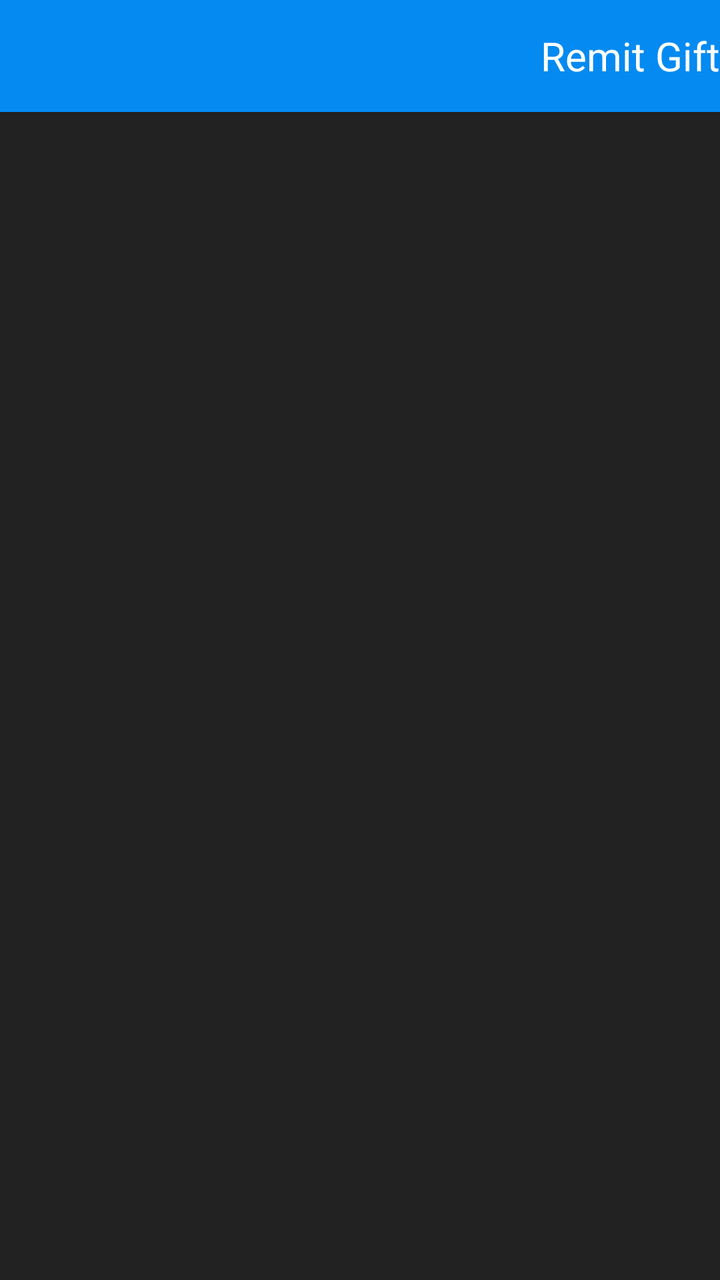
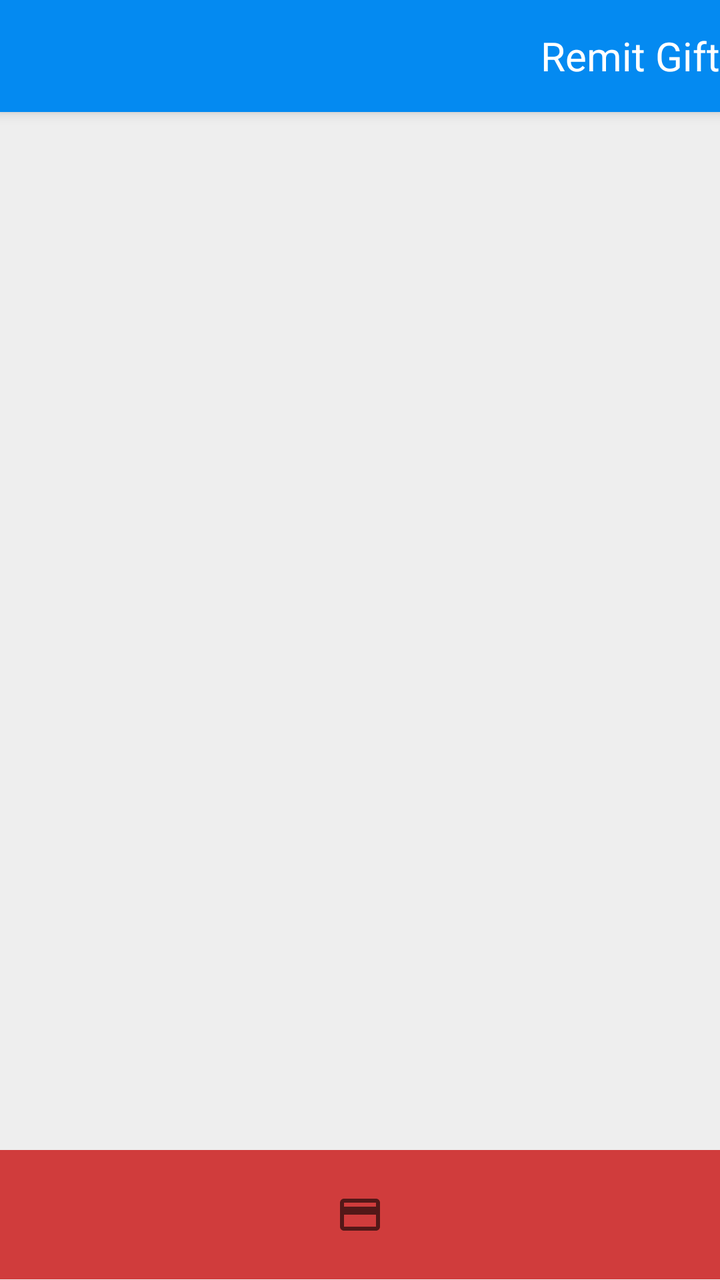

The first picture is an Android layout as it rendered before a commit; the second is the same layout after the commit. The layout source and the unified diff follow.
<!-- AndroidManifest.xml: activity theme AppTheme.NoActionBar -->
<!-- res/layout/activity_remit.xml -->
<?xml version="1.0" encoding="utf-8"?>
<androidx.coordinatorlayout.widget.CoordinatorLayout
    xmlns:android="http://schemas.android.com/apk/res/android"
    xmlns:app="http://schemas.android.com/apk/res-auto"
    xmlns:tools="http://schemas.android.com/tools"
    android:layout_width="match_parent"
    android:layout_height="match_parent"
    android:background="@color/colorSlate"
    android:fitsSystemWindows="true"
    tools:context=".view.RemitActivity">

    <com.google.android.material.appbar.AppBarLayout
        android:id="@+id/remit_appbar"
        android:layout_width="match_parent"
        android:layout_height="wrap_content"
        android:theme="@style/AppTheme.AppBarOverlay">

        <androidx.appcompat.widget.Toolbar
            android:id="@+id/remit_toolbar"
            android:layout_width="match_parent"
            android:layout_height="?attr/actionBarSize"
            app:popupTheme="@style/AppTheme.PopupOverlay">

            <TextView
                android:layout_width="match_parent"
                android:layout_height="match_parent"
                android:gravity="end|center_vertical"
                android:textSize="@dimen/text_size_paragraph_title"
                android:textColor="#fff"
                android:text="@string/title_activity_remit"
                style="@style/AppTheme.AppBarOverlay"/>

        </androidx.appcompat.widget.Toolbar>

    </com.google.android.material.appbar.AppBarLayout>

    <LinearLayout
        android:layout_width="match_parent"
        android:layout_height="0dp"
        android:layout_weight=".8"
        android:orientation="horizontal">

        <androidx.recyclerview.widget.RecyclerView
            android:id="@+id/remit_list"
            android:layout_width="match_parent"
            android:layout_height="match_parent"
            android:background="@color/colorChalk"
            app:layoutManager="androidx.recyclerview.widget.LinearLayoutManager"
            tools:listitem="@layout/item_index"/>

    </LinearLayout>

    <ProgressBar
        android:id="@+id/remit_progress_bar"
        android:layout_width="match_parent"
        android:layout_height="16dp"
        android:indeterminate="true"
        android:indeterminateTintMode="src_atop"
        android:indeterminateTint="@color/colorCheer"
        android:visibility="gone"
        app:layout_anchor="@id/remit_action_wrapper"
        app:layout_anchorGravity="top|center_horizontal"
        style="?android:attr/progressBarStyleHorizontal" />

    <FrameLayout
        android:id="@+id/remit_action_wrapper"
        android:layout_width="match_parent"
        android:layout_height="wrap_content">

        <ImageButton
            android:id="@+id/remit_action_bar"
            android:layout_width="match_parent"
            android:layout_height="40dp"
            android:layout_gravity="start|center_vertical"
            android:gravity="center"
            android:src="@drawable/action_save"
            style="@style/Widget.AppCompat.Button"/>

    </FrameLayout>

</androidx.coordinatorlayout.widget.CoordinatorLayout>
<!-- res/layout/item_index.xml (included above) -->
<?xml version="1.0" encoding="utf-8"?>
<androidx.constraintlayout.widget.ConstraintLayout
    xmlns:android="http://schemas.android.com/apk/res/android"
    xmlns:app="http://schemas.android.com/apk/res-auto"
    android:id="@+id/spawn_item_view"
    android:layout_width="match_parent"
    android:layout_height="125dp"
    android:layout_margin="2dp"
    android:background="#fff">

        <TextView
            android:id="@+id/spawn_item_primary"
            android:layout_width="0dp"
            android:layout_height="55dp"
            android:layout_margin="4dp"
            android:ellipsize="end"
            android:scrollHorizontally="true"
            android:textAppearance="?attr/textAppearanceListItem"
            android:textSize="@dimen/text_size_paragraph_title"
            app:layout_constraintEnd_toEndOf="parent"
            app:layout_constraintHorizontal_bias="0.473"
            app:layout_constraintStart_toStartOf="parent"
            app:layout_constraintTop_toTopOf="parent" />

        <LinearLayout
            android:id="@+id/spawn_item_details"
            android:layout_width="0dp"
            android:layout_height="64dp"
            android:orientation="vertical"
            android:layout_margin="4dp"
            app:layout_constraintHorizontal_bias="1.0"
            app:layout_constraintEnd_toStartOf="@+id/relativeLayout"
            app:layout_constraintStart_toStartOf="parent"
            app:layout_constraintTop_toBottomOf="@+id/spawn_item_primary"
            app:layout_constraintBottom_toBottomOf="parent">

            <TextView
                android:id="@+id/spawn_item_secondary"
                android:layout_width="match_parent"
                android:layout_height="32dp"
                android:textAppearance="?attr/textAppearanceListItem" />

            <TextView
                android:id="@+id/spawn_item_tertiary"
                android:layout_width="match_parent"
                android:layout_height="32dp"
                android:textAppearance="?attr/textAppearanceListItem"/>

        </LinearLayout>

        <RelativeLayout
            android:id="@+id/relativeLayout"
            android:layout_width="77dp"
            android:layout_height="62dp"
            android:layout_margin="4dp"
            app:layout_constraintBottom_toBottomOf="parent"
            app:layout_constraintEnd_toEndOf="parent"
            app:layout_constraintHorizontal_bias="1.0"
            app:layout_constraintStart_toEndOf="@+id/spawn_item_details">

            <ImageView
                android:id="@+id/spawn_item_logo"
                android:layout_width="wrap_content"
                android:layout_height="300dp"
                android:adjustViewBounds="true"
                android:contentDescription="@string/description_charity_logo" />

        </RelativeLayout>

</androidx.constraintlayout.widget.ConstraintLayout>
<!-- resources referenced by this layout -->
<resources>
  <color name="colorChalk">#EEE</color>
  <color name="colorCheer">#F7BA28</color>
  <color name="colorSlate">#222</color>
  <dimen name="text_size_paragraph_title">20sp</dimen>
  <!-- drawable action_save: png bitmap (drawable-hdpi, 1248 bytes) -->
  <string name="description_charity_logo">This is the logo that corresponds to the listed charity</string>
  <string name="title_activity_remit">Remit Gift</string>
  <style name="AppTheme.AppBarOverlay" parent="ThemeOverlay.AppCompat.Dark.ActionBar" />
  <style name="AppTheme.PopupOverlay" parent="@android:style/Widget.PopupMenu">
          <item name="android:background">@color/colorPrimary</item>
      </style>
  <style name="AppTheme.NoActionBar">
          <item name="windowActionBar">false</item>
          <item name="windowNoTitle">true</item>
      </style>
  <color name="colorPrimary">#048AF1</color>
</resources>

<!-- the commit's change to res/layout/activity_remit.xml (unified diff, before → after) -->
@@ -5,8 +5,8 @@
     xmlns:tools="http://schemas.android.com/tools"
     android:layout_width="match_parent"
     android:layout_height="match_parent"
-    android:background="@color/colorSlate"
     android:fitsSystemWindows="true"
+    android:background="@color/colorChalk"
     tools:context=".view.RemitActivity">
 
     <com.google.android.material.appbar.AppBarLayout
@@ -34,47 +34,56 @@
 
     </com.google.android.material.appbar.AppBarLayout>
 
-    <LinearLayout
+    <FrameLayout
         android:layout_width="match_parent"
-        android:layout_height="0dp"
-        android:layout_weight=".8"
-        android:orientation="horizontal">
+        android:layout_height="match_parent"
+        app:layout_behavior="@string/appbar_scrolling_view_behavior">
 
-        <androidx.recyclerview.widget.RecyclerView
-            android:id="@+id/remit_list"
+        <ProgressBar
+            android:id="@+id/remit_progress_bar"
+            android:layout_width="match_parent"
+            android:layout_height="16dp"
+            android:indeterminate="true"
+            android:indeterminateTintMode="src_atop"
+            android:indeterminateTint="@color/colorCheer"
+            android:visibility="gone"
+            android:layout_gravity="center"
+            style="?android:attr/progressBarStyleHorizontal" />
+
+        <LinearLayout
             android:layout_width="match_parent"
             android:layout_height="match_parent"
-            android:background="@color/colorChalk"
-            app:layoutManager="androidx.recyclerview.widget.LinearLayoutManager"
-            tools:listitem="@layout/item_index"/>
+            android:orientation="vertical">
 
-    </LinearLayout>
+            <androidx.recyclerview.widget.RecyclerView
+                android:id="@+id/remit_list"
+                android:layout_width="match_parent"
+                android:layout_height="0dp"
+                android:layout_weight=".8"
+                android:background="fff"
+                app:layoutManager="androidx.recyclerview.widget.LinearLayoutManager"
+                tools:listitem="@layout/item_index" />
 
-    <ProgressBar
-        android:id="@+id/remit_progress_bar"
-        android:layout_width="match_parent"
-        android:layout_height="16dp"
-        android:indeterminate="true"
-        android:indeterminateTintMode="src_atop"
-        android:indeterminateTint="@color/colorCheer"
-        android:visibility="gone"
-        app:layout_anchor="@id/remit_action_wrapper"
-        app:layout_anchorGravity="top|center_horizontal"
-        style="?android:attr/progressBarStyleHorizontal" />
+            <FrameLayout
+                android:id="@+id/remit_action_wrapper"
+                android:layout_width="match_parent"
+                android:layout_height="0dp"
+                android:layout_weight=".1"
+                android:background="@color/colorAttentionDark">
 
-    <FrameLayout
-        android:id="@+id/remit_action_wrapper"
-        android:layout_width="match_parent"
-        android:layout_height="wrap_content">
+                <ImageButton
+                    android:id="@+id/remit_action_bar"
+                    android:layout_width="match_parent"
+                    android:layout_height="match_parent"
+                    android:layout_gravity="start|center_vertical"
+                    android:background="@color/colorAttention"
+                    android:gravity="center"
+                    android:src="@drawable/baseline_credit_card_24"
+                    style="@style/Widget.AppCompat.Button"/>
 
-        <ImageButton
-            android:id="@+id/remit_action_bar"
-            android:layout_width="match_parent"
-            android:layout_height="40dp"
-            android:layout_gravity="start|center_vertical"
-            android:gravity="center"
-            android:src="@drawable/action_save"
-            style="@style/Widget.AppCompat.Button"/>
+            </FrameLayout>
+
+        </LinearLayout>
 
     </FrameLayout>
 
<!-- resource entries referenced after the edit -->
@@ -1,10 +1,21 @@
 <!-- resources referenced by this layout -->
 <resources>
+  <color name="colorAttention">#D03C3C</color>
+  <color name="colorAttentionDark">#AF2929</color>
   <color name="colorChalk">#EEE</color>
   <color name="colorCheer">#F7BA28</color>
-  <color name="colorSlate">#222</color>
   <dimen name="text_size_paragraph_title">20sp</dimen>
-  <!-- drawable action_save: png bitmap (drawable-hdpi, 1248 bytes) -->
+  <!-- drawable baseline_credit_card_24 (drawable) -->
+  <vector xmlns:android="http://schemas.android.com/apk/res/android"
+          android:width="24dp"
+          android:height="24dp"
+          android:viewportWidth="24.0"
+          android:viewportHeight="24.0"
+          android:tint="?attr/colorControlNormal">
+      <path
+          android:fillColor="@android:color/white"
+          android:pathData="M20,4L4,4c-1.11,0 -1.99,0.89 -1.99,2L2,18c0,1.11 0.89,2 2,2h16c1.11,0 2,-0.89 2,-2L22,6c0,-1.11 -0.89,-2 -2,-2zM20,18L4,18v-6h16v6zM20,8L4,8L4,6h16v2z"/>
+  </vector>
   <string name="description_charity_logo">This is the logo that corresponds to the listed charity</string>
   <string name="title_activity_remit">Remit Gift</string>
   <style name="AppTheme.AppBarOverlay" parent="ThemeOverlay.AppCompat.Dark.ActionBar" />
